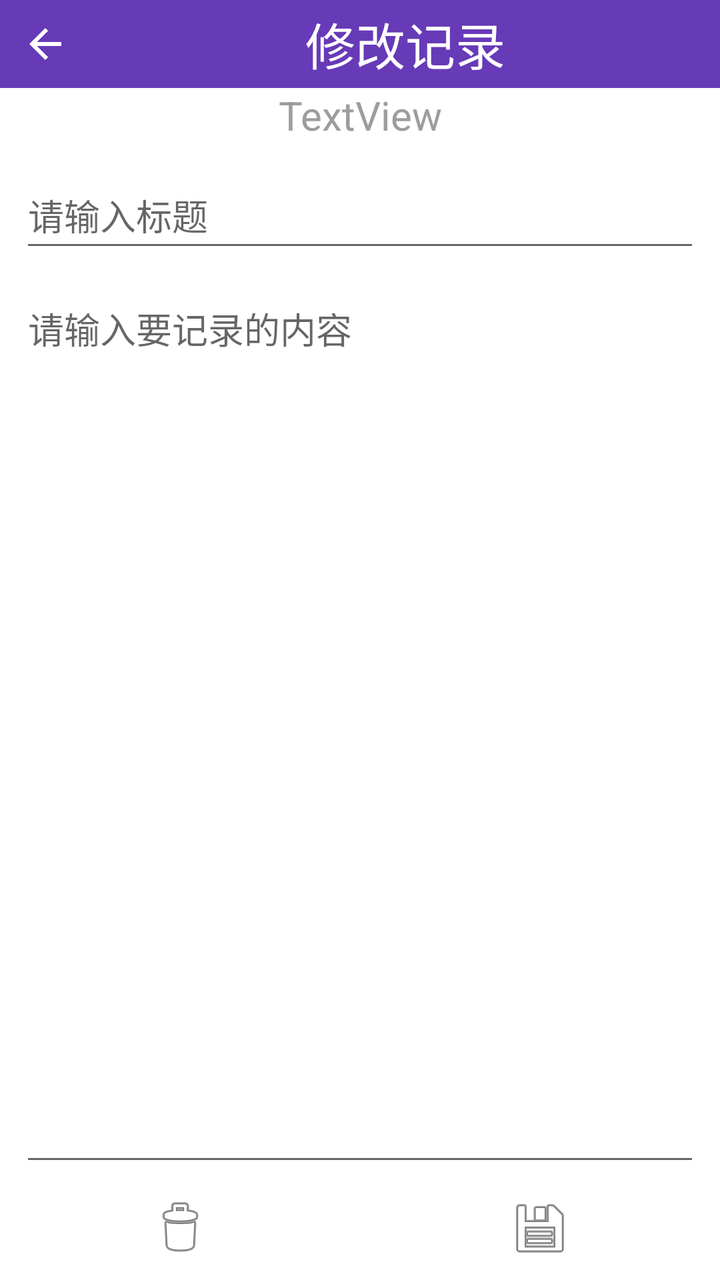
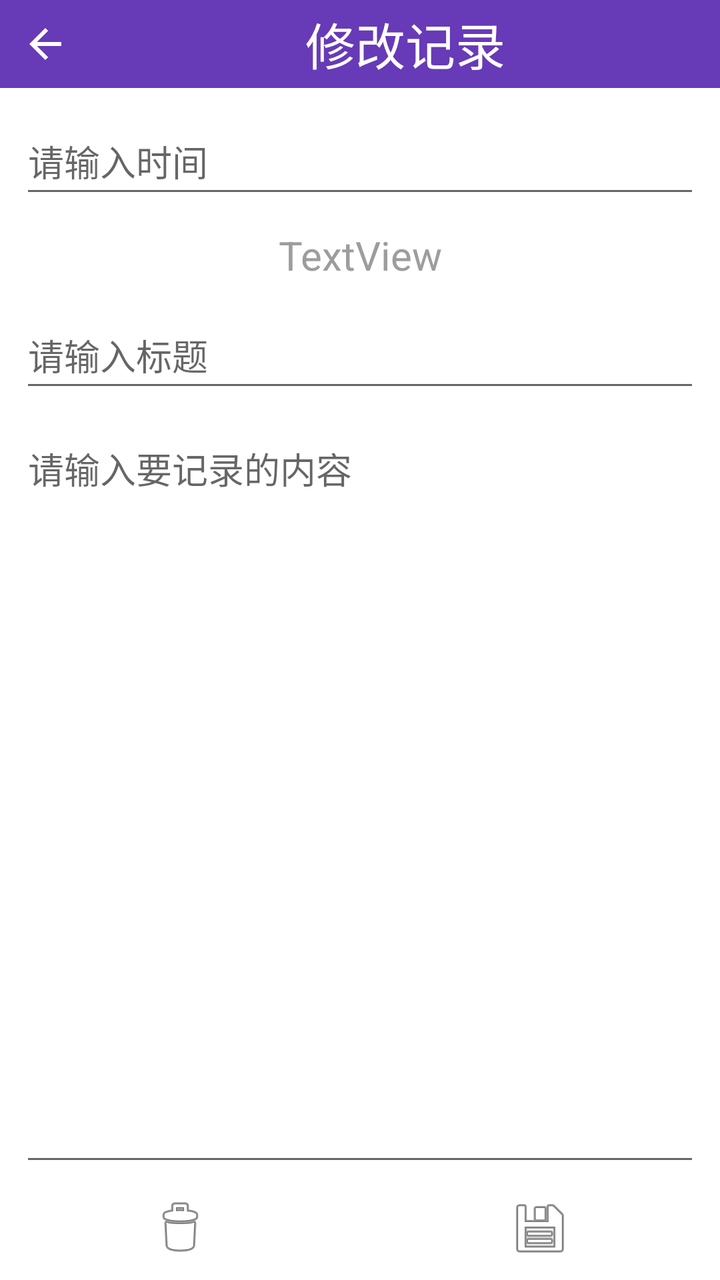

Two renders of the same Android screen: before a commit and after it. Below are the layout's source before the change and the commit's diff.
<!-- AndroidManifest.xml: application theme Theme.Notepad -->
<!-- res/layout/activity_modify_note.xml -->
<?xml version="1.0" encoding="utf-8"?>
<LinearLayout xmlns:android="http://schemas.android.com/apk/res/android"
    xmlns:app="http://schemas.android.com/apk/res-auto"
    xmlns:tools="http://schemas.android.com/tools"
    android:id="@+id/main"
    android:layout_width="match_parent"
    android:layout_height="match_parent"
    tools:context=".ModifyNote"
    android:orientation="vertical">

    <LinearLayout
        android:layout_width="match_parent"
        android:layout_height="wrap_content"
        android:layout_weight="0"
        android:orientation="horizontal">

        <ImageButton
            android:id="@+id/btn_back"
            android:layout_width="wrap_content"
            android:layout_height="match_parent"
            android:layout_weight="1"
            android:background="#FFFFFF"
            android:backgroundTint="#673AB7"
            android:contentDescription="返回主页"
            android:paddingTop="10dp"
            android:paddingBottom="10dp"
            app:srcCompat="?attr/homeAsUpIndicator"
            app:tint="#FFFFFF" />

        <TextView
            android:id="@+id/textView3"
            android:layout_width="wrap_content"
            android:layout_height="match_parent"
            android:layout_weight="10"
            android:background="#673AB7"
            android:gravity="center"
            android:text="修改记录"
            android:textColor="#FFFFFF"
            android:textSize="25sp" />
    </LinearLayout>

    <LinearLayout
        android:layout_width="match_parent"
        android:layout_height="match_parent"
        android:layout_weight="1"
        android:orientation="vertical">

        <TextView
            android:id="@+id/mod_note_time"
            android:layout_width="match_parent"
            android:layout_height="wrap_content"
            android:gravity="center"
            android:text="TextView"
            android:textColor="#9D9D9D"
            android:textSize="20sp" />

        <EditText
            android:id="@+id/et_title"
            android:layout_width="match_parent"
            android:layout_height="50dp"
            android:layout_margin="10dp"
            android:ems="10"
            android:hint="请输入标题"
            android:inputType="text" />

        <EditText
            android:id="@+id/etm_content"
            android:layout_width="match_parent"
            android:layout_height="match_parent"
            android:layout_marginLeft="10dp"
            android:layout_marginRight="10dp"
            android:ems="10"
            android:gravity="start|top"
            android:hint="请输入要记录的内容"
            android:inputType="textMultiLine" />
    </LinearLayout>

    <LinearLayout
        android:layout_width="match_parent"
        android:layout_height="wrap_content"
        android:layout_weight="0"
        android:orientation="horizontal">

        <ImageButton
            android:id="@+id/btn_clear"
            android:layout_width="wrap_content"
            android:layout_height="wrap_content"
            android:layout_weight="1"
            android:backgroundTint="#FFFFFF"
            android:contentDescription="清楚内容"
            app:srcCompat="@android:drawable/ic_menu_delete" />

        <ImageButton
            android:id="@+id/btn_mod_save"
            android:layout_width="wrap_content"
            android:layout_height="wrap_content"
            android:layout_weight="1"
            android:backgroundTint="#FFFFFF"
            android:contentDescription="保存内容"
            app:srcCompat="@android:drawable/ic_menu_save" />
    </LinearLayout>

</LinearLayout>
<!-- resources referenced by this layout -->
<resources>
  <style name="Theme.Notepad" parent="Theme.MaterialComponents.DayNight.NoActionBar">
          
          <item name="colorPrimary">@color/purple_500</item>
          <item name="colorPrimaryVariant">@color/purple_700</item>
          <item name="colorOnPrimary">@color/white</item>
          
          <item name="colorSecondary">@color/teal_200</item>
          <item name="colorSecondaryVariant">@color/teal_700</item>
          <item name="colorOnSecondary">@color/black</item>
          
          <item name="android:statusBarColor">?attr/colorPrimaryVariant</item>
          
      </style>
  <color name="purple_500">#FF6200EE</color>
  <color name="purple_700">#FF3700B3</color>
  <color name="white">#FFFFFFFF</color>
  <color name="teal_200">#FF03DAC5</color>
  <color name="teal_700">#FF018786</color>
  <color name="black">#FF000000</color>
</resources>

<!-- the commit's change to res/layout/activity_modify_note.xml (unified diff, before → after) -->
@@ -44,6 +44,15 @@
         android:layout_height="match_parent"
         android:layout_weight="1"
         android:orientation="vertical">
+
+        <EditText
+            android:id="@+id/et_time2"
+            android:layout_width="match_parent"
+            android:layout_height="50dp"
+            android:layout_margin="10dp"
+            android:ems="10"
+            android:hint="请输入时间"
+            android:inputType="datetime" />
 
         <TextView
             android:id="@+id/mod_note_time"
